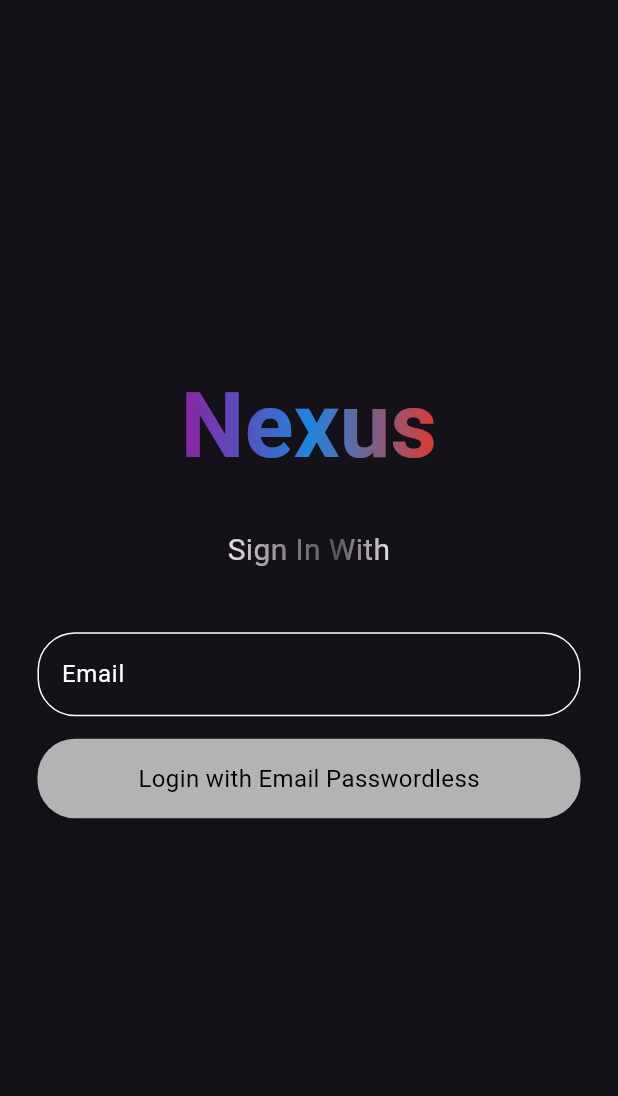
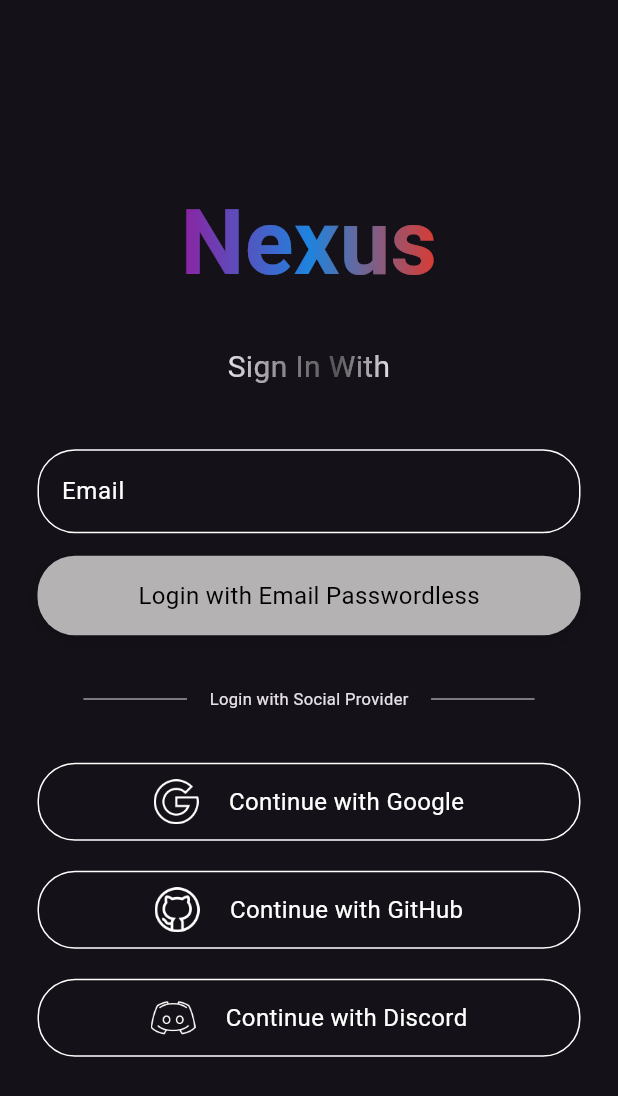
Before and after one commit to nexus-for-ethglobal-bangkok-2024/nexus-mobile, a Flutter app: the screen it shows after launch, on a phone screen of 412 x 824 dp. Shown: the top 1096 px of the screen. Run offline on Flutter 3.47's test engine with Material 3 defaults, Android fonts, the light colour scheme and no system bars; our stand-ins replace persistent_bottom_nav_bar, shared_preferences; missing offline and left inert: web3auth_flutter, web3dart.

Commit message:
social provider login, bottom nav bar, UI update

```diff
--- a/lib/login_screen.dart
+++ b/lib/login_screen.dart
@@ -3,15 +3,20 @@
 import 'package:flutter/material.dart';
 
 class LoginScreen extends StatelessWidget {
-  const LoginScreen({
-    super.key,
-    required this.emailController,
-    required this.loginFunction,
-  });
+  const LoginScreen(
+      {super.key,
+      required this.emailController,
+      required this.loginFunction,
+      required this.loginWithGoogle,
+      required this.loginWithGithub,
+      required this.loginWithDiscord});
 
   final TextEditingController emailController;
 
   final void Function()? loginFunction;
+  final void Function()? loginWithGoogle;
+  final void Function()? loginWithGithub;
+  final void Function()? loginWithDiscord;
 
   @override
   Widget build(BuildContext context) {
@@ -58,6 +63,59 @@
           CustomButtonWidget(
               function: loginFunction,
               functionName: "Login with Email Passwordless"),
+          const SizedBox(
+            height: 30,
+          ),
+          Row(
+            mainAxisAlignment: MainAxisAlignment.center,
+            children: [
+              SizedBox(
+                width: 99,
+                child: Divider(
+                  color: Colors.grey,
+                  thickness: 1,
+                  endIndent: 15,
+                  indent: 15,
+                  height: 25,
+                ),
+              ),
+              Text(
+                "Login with Social Provider",
+                style: TextStyle(fontSize: 11),
+              ),
+              SizedBox(
+                width: 99,
+                child: Divider(
+                  color: Colors.grey,
+                  thickness: 1,
+                  endIndent: 15,
+                  indent: 15,
+                  height: 25,
+                ),
+              ),
+            ],
+          ),
+          const SizedBox(
+            height: 30,
+          ),
+          SocialButtonWidget(
+              function: loginWithGoogle,
+              functionName: "Continue with Google",
+              functionImage: "assets/images/google.png"),
+          const SizedBox(
+            height: 20,
+          ),
+          SocialButtonWidget(
+              function: loginWithGithub,
+              functionName: "Continue with GitHub",
+              functionImage: "assets/images/github.png"),
+          const SizedBox(
+            height: 20,
+          ),
+          SocialButtonWidget(
+              function: loginWithDiscord,
+              functionName: "Continue with Discord",
+              functionImage: "assets/images/discord.png")
         ],
       ),
     );
@@ -190,3 +248,54 @@
     );
   }
 }
+
+// Social Button
+
+class SocialButtonWidget extends StatelessWidget {
+  const SocialButtonWidget(
+      {super.key,
+      required this.function,
+      required this.functionName,
+      required this.functionImage});
+
+  final void Function()? function;
+
+  final String functionName;
+
+  final String functionImage;
+
+  @override
+  Widget build(BuildContext context) {
+    return GestureDetector(
+      onTap: function,
+      child: Container(
+        width: double.infinity,
+        padding: const EdgeInsets.all(10),
+        decoration: BoxDecoration(
+          border: Border.all(width: 1, color: Colors.white),
+          borderRadius: BorderRadius.circular(25),
+        ),
+        child: Row(
+          mainAxisAlignment: MainAxisAlignment.center,
+          children: [
+            SizedBox(
+              width: 30,
+              height: 30,
+              child: Image.asset(
+                functionImage,
+                fit: BoxFit.cover,
+              ),
+            ),
+            const SizedBox(
+              width: 20,
+            ),
+            Text(
+              functionName,
+              style: const TextStyle(fontSize: 16, color: Colors.white),
+            ),
+          ],
+        ),
+      ),
+    );
+  }
+}
--- a/lib/main.dart
+++ b/lib/main.dart
@@ -4,6 +4,7 @@
 
 import 'package:flutter/material.dart';
 import 'package:nexus_mobile/login_screen.dart';
+import 'package:nexus_mobile/navigator_screen.dart';
 import 'package:web3auth_flutter/enums.dart';
 import 'package:web3auth_flutter/input.dart';
 import 'package:web3auth_flutter/output.dart';
@@ -81,6 +82,36 @@
       setState(() {
         logoutVisible = true;
       });
+    }
+  }
+
+  Future<Web3AuthResponse> _loginWithGoogle() async {
+    try {
+      return await Web3AuthFlutter.login(LoginParams(
+        loginProvider: Provider.google,
+      ));
+    } catch (e) {
+      return Future.error("Login failed");
+    }
+  }
+
+  Future<Web3AuthResponse> _loginWithDiscord() async {
+    try {
+      return await Web3AuthFlutter.login(LoginParams(
+        loginProvider: Provider.discord,
+      ));
+    } catch (e) {
+      return Future.error("Login failed");
+    }
+  }
+
+  Future<Web3AuthResponse> _loginWithGitHub() async {
+    try {
+      return await Web3AuthFlutter.login(LoginParams(
+        loginProvider: Provider.github,
+      ));
+    } catch (e) {
+      return Future.error("Login failed");
     }
   }
 
@@ -241,6 +272,21 @@
                 Visibility(
                     visible: !logoutVisible,
                     child: LoginScreen(
+                      loginWithGithub: () {
+                        _login(
+                          () => _loginWithGitHub(),
+                        );
+                      },
+                      loginWithDiscord: () {
+                        _login(
+                          () => _loginWithDiscord(),
+                        );
+                      },
+                      loginWithGoogle: () {
+                        _login(
+                          () => _loginWithGoogle(),
+                        );
+                      },
                       emailController: emailController,
                       loginFunction: () {
                         _login(
@@ -248,57 +294,12 @@
                         );
                       },
                     )),
-                ElevatedButtonTheme(
-                  data: ElevatedButtonThemeData(
-                    style: ElevatedButton.styleFrom(
-                      backgroundColor: const Color.fromARGB(255, 195, 47, 233),
-                      foregroundColor: Colors.white,
-                    ),
-                  ),
-                  child: Visibility(
-                    visible: logoutVisible,
-                    child: Column(
-                      children: [
-                        Center(
-                          child: ElevatedButton(
-                              style: ElevatedButton.styleFrom(
-                                backgroundColor: Colors.red[600],
-                                foregroundColor: Colors.white,
-                              ),
-                              onPressed: _logout(),
-                              child: const Column(
-                                children: [
-                                  Text('Logout'),
-                                ],
-                              )),
-                        ),
-                        const Text(
-                          'Blockchain calls',
-                          style: TextStyle(fontSize: 20),
-                        ),
-                        ElevatedButton(
-                          onPressed: _getUserInfo,
-                          child: const Text('Get UserInfo'),
-                        ),
-                        ElevatedButton(
-                          onPressed: _getAddress,
-                          child: const Text('Get Address'),
-                        ),
-                        ElevatedButton(
-                          onPressed: _getBalance,
-                          child: const Text('Get Balance'),
-                        ),
-                        ElevatedButton(
-                          onPressed: _sendTransaction,
-                          child: const Text('Send Transaction'),
-                        ),
-                      ],
-                    ),
-                  ),
-                ),
-                Padding(
-                  padding: const EdgeInsets.all(8.0),
-                  child: Text(_result),
+                Visibility(
+                  visible: logoutVisible,
+                  child: SizedBox(
+                      width: MediaQuery.of(context).size.width * 1,
+                      height: MediaQuery.of(context).size.height * 1,
+                      child: NavigatorScreen()),
                 )
               ],
             ),
--- a/pubspec.yaml
+++ b/pubspec.yaml
@@ -38,6 +38,7 @@
   web3dart: ^2.7.3
   shared_preferences: ^2.3.3
   http: ^1.2.2
+  persistent_bottom_nav_bar: ^5.0.2
 
 dev_dependencies:
   flutter_test:
@@ -64,8 +65,8 @@
   uses-material-design: true
 
   # To add assets to your application, add an assets section, like this:
-  # assets:
-  #   - images/a_dot_burr.jpeg
+  assets:
+    - assets/images/
   #   - images/a_dot_ham.jpeg
 
   # An image asset can refer to one or more resolution-specific "variants", see
```
Also changed, not shown: lib/market_data_screen.dart (added, +10 -0 lines), lib/navigator_screen.dart (added, +85 -0 lines), lib/swap_screen.dart (added, +10 -0 lines), lib/wallet_screen.dart (added, +63 -0 lines), assets/images/discord.png (added), assets/images/github.png (added), assets/images/google.png (added), assets/images/web3_auth.png (added), pubspec.lock.
